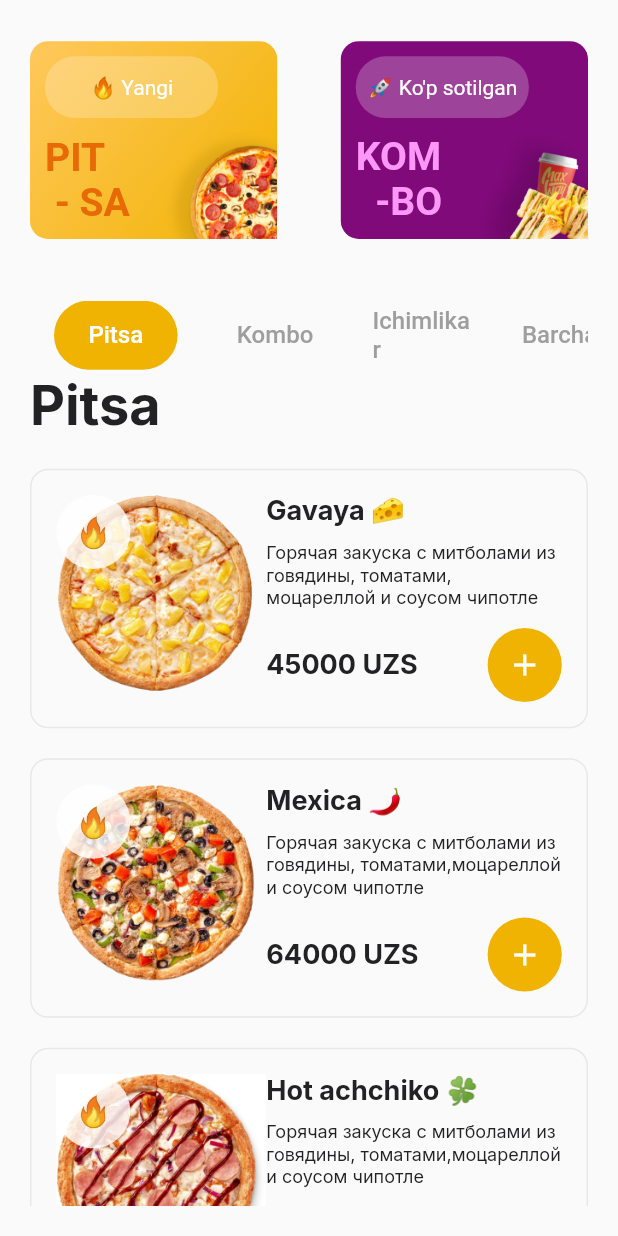
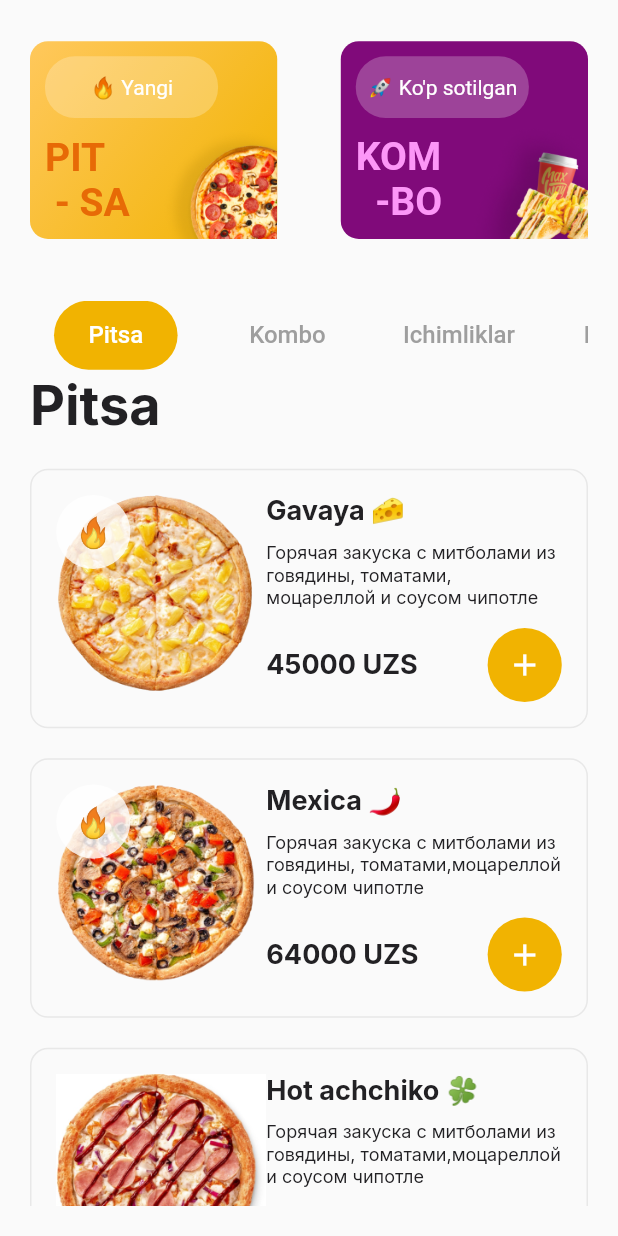
Before and after one commit to ahadjonovss/max_way, a Flutter app: the screen it shows after launch, scrolled down 576 dp, on a phone screen of 412 x 824 dp. Run offline on Flutter 3.47's test engine with Material 2 defaults, Android fonts, the phone set to English and light mode, and no system bars; drawn by our look-alikes of zoom_tap_animation; our stand-ins replace cached_network_image, flutter_bloc, google_fonts, lottie, shimmer, sqflite; accounts and stored records are empty.

Commit message:
home page

```diff
--- a/lib/data/model/food_category_model.dart
+++ b/lib/data/model/food_category_model.dart
@@ -7,9 +7,20 @@ class FoodCategoryModel{
 }
 
 
-List<FoodCategoryModel> foods = [
-  FoodCategoryModel(categoryName: "Pitsa", foods: pizzas),
-  FoodCategoryModel(categoryName: "Kombo", foods: combos),
-  FoodCategoryModel(categoryName: "Ichimlikar", foods: drinks),
-  FoodCategoryModel(categoryName: "Barchasi", foods: [...pizzas,...combos,...drinks]),
+class CategoryFoods{
+  final String name;
+  final List<FoodCategoryModel> foods;
+
+  CategoryFoods({required this.foods,required this.name});
+}
+
+
+List<CategoryFoods> foods = [
+ CategoryFoods(foods: [FoodCategoryModel(categoryName: "Pitsa", foods: pizzas)], name: "Pitsa"),
+ CategoryFoods(foods: [FoodCategoryModel(categoryName: "Kombo", foods: combos)], name: "Kombo"),
+ CategoryFoods(foods: [FoodCategoryModel(categoryName: "Ichimliklar", foods: drinks)], name: "Ichimliklar"),
+ CategoryFoods(foods: [
+   FoodCategoryModel(categoryName: "Pitsa", foods: pizzas),
+   FoodCategoryModel(categoryName: "Kombo", foods: combos),
+   FoodCategoryModel(categoryName: "Ichimliklar", foods: drinks)], name: "Barchasi"),
 ];
--- a/lib/ui/home/widgets/food_item.dart
+++ b/lib/ui/home/widgets/food_item.dart
@@ -28,7 +28,7 @@ class FoodItem extends StatelessWidget {
                     fit: BoxFit.cover
                 )
             ),
-            child: Container(
+            child: food.isSpicy?Container(
               alignment: Alignment.center,
               height: height(context)*0.06,
               width: height(context)*0.06,
@@ -39,7 +39,7 @@ class FoodItem extends StatelessWidget {
               ),
               child: const Text("🔥",style: TextStyle(fontSize: 20),),
 
-            ),
+            ):null,
           ),
           Expanded(
             child: Column(
--- /dev/null
+++ b/lib/ui/home/widgets/tab_bar_view.dart
@@ -0,0 +1,14 @@
+import 'package:max_way/ui/home/widgets/food_category_item.dart';
+import 'package:max_way/utils/file_importer/file_importer.dart';
+
+class TabBarViewItem extends StatelessWidget {
+  CategoryFoods category;
+  TabBarViewItem({required this.category,Key? key}) : super(key: key);
+
+  @override
+  Widget build(BuildContext context) {
+    return Column(
+      children: List.generate(category.foods.length, (index) => FoodCategoryItem(foodCategoryModel: category.foods[index]))
+    );
+  }
+}
--- a/lib/ui/home/widgets/tab_controller.dart
+++ b/lib/ui/home/widgets/tab_controller.dart
@@ -1,5 +1,6 @@
 import 'package:max_way/ui/home/widgets/food_item.dart';
 import 'package:max_way/ui/home/widgets/food_category_item.dart';
+import 'package:max_way/ui/home/widgets/tab_bar_view.dart';
 import 'package:max_way/utils/file_importer/file_importer.dart';
 
 class TabBarViewController extends StatefulWidget {
@@ -28,19 +29,20 @@ class _TabBarViewControllerState extends State<TabBarViewController> {
             indicatorColor: Colors.transparent,
 
             tabs: [
-              TabItem(title: foods[0].categoryName, index: 0, activeIndex: activeIndex),
-              TabItem(title: foods[1].categoryName, index: 1, activeIndex: activeIndex),
-              TabItem(title: foods[2].categoryName, index: 2, activeIndex: activeIndex),
-              TabItem(title: foods[3].categoryName, index: 3, activeIndex: activeIndex),
+              TabItem(title: foods[0].name, index: 0, activeIndex: activeIndex),
+              TabItem(title: foods[1].name, index: 1, activeIndex: activeIndex),
+              TabItem(title: foods[2].name, index: 2, activeIndex: activeIndex),
+              TabItem(title: foods[3].name, index: 3, activeIndex: activeIndex),
             ]),
         SizedBox(
           height: 2400,
           width: width(context),
           child:  TabBarView(children: [
-            FoodCategoryItem(foodCategoryModel: foods[0]),
-            FoodCategoryItem(foodCategoryModel: foods[1]),
-            FoodCategoryItem(foodCategoryModel: foods[2]),
-            FoodCategoryItem(foodCategoryModel: foods[3]),
+            TabBarViewItem(category: foods[0],),
+            TabBarViewItem(category: foods[1],),
+            TabBarViewItem(category: foods[2],),
+            TabBarViewItem(category: foods[3],),
+
           ]),
         )
       ],
--- a/lib/ui/home/widgets/tab_item.dart
+++ b/lib/ui/home/widgets/tab_item.dart
@@ -10,7 +10,7 @@ class TabItem extends StatelessWidget {
   Widget build(BuildContext context) {
     bool isActive = index==activeIndex;
     return Tab(child:  Container(
-      width: isActive?height(context) * 0.1:height(context) * 0.08,
+      width: height(context) * 0.1,
       height: height(context) * 0.06,
       alignment: Alignment.center,
       decoration: isActive?BoxDecoration(
```
